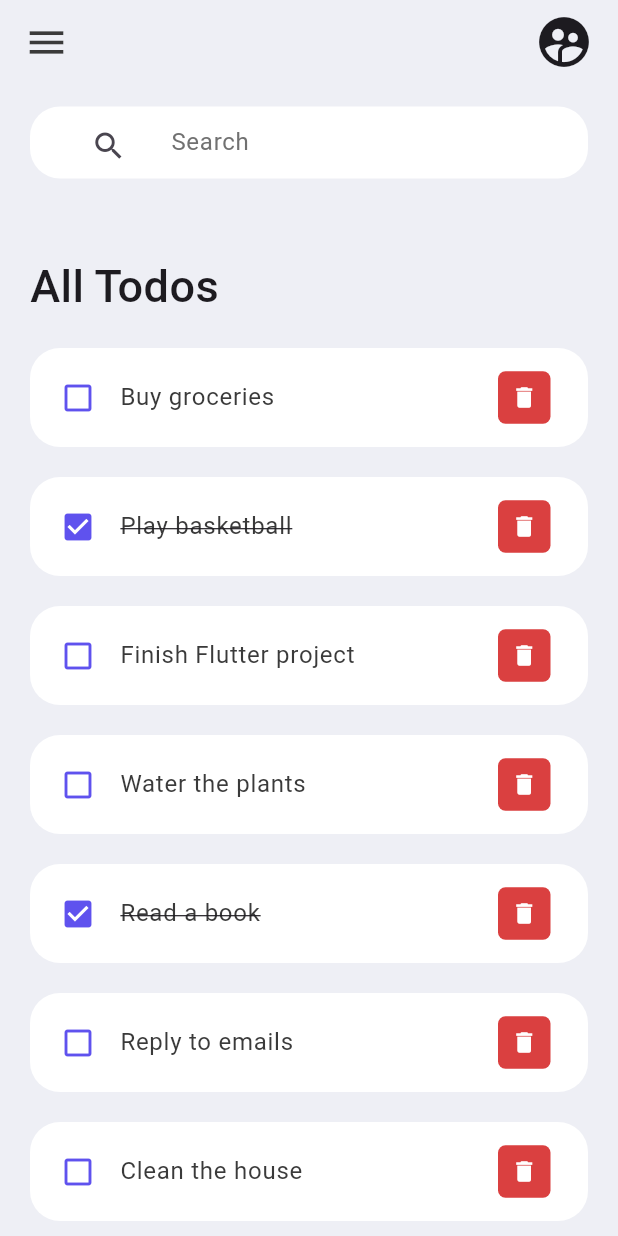
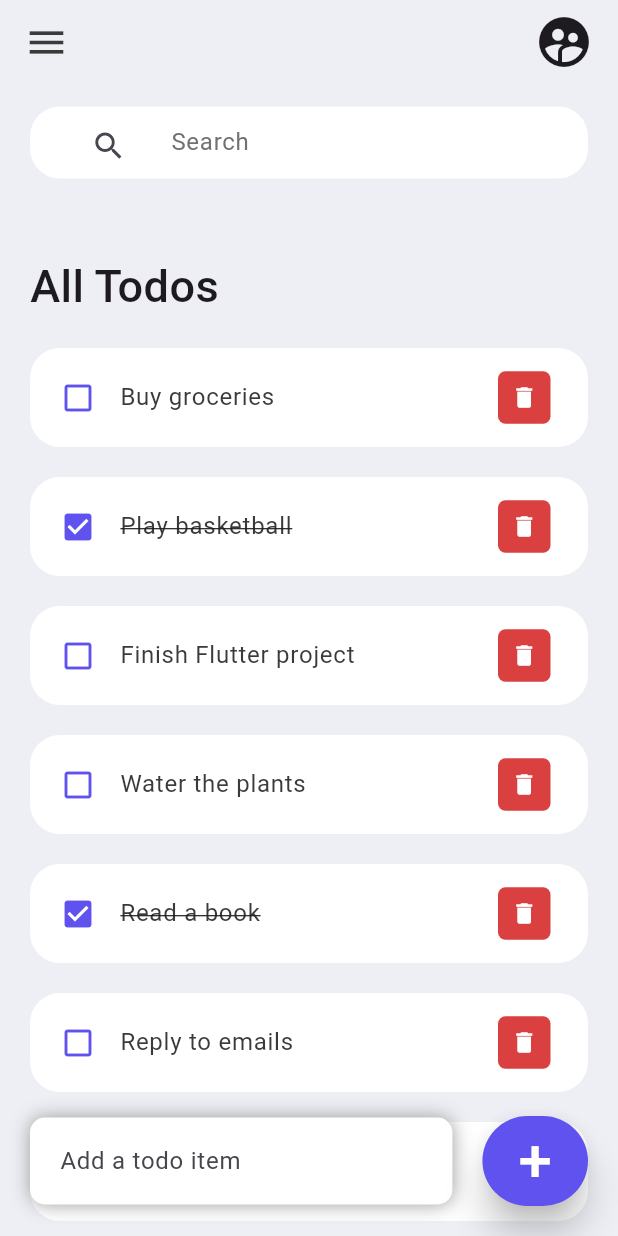
Before and after one commit to Bijen2004/flutter_todo, a Flutter app: the screen it shows after launch, on a phone screen of 412 x 824 dp. Run offline on Flutter 3.47's test engine with Material 3 defaults, Android fonts, the phone set to English and light mode, and no system bars.

Commit message:
crud completed

```diff
--- a/lib/views/Home.dart
+++ b/lib/views/Home.dart
@@ -3,17 +3,24 @@ import 'package:flutter_todo/constants/colors.dart';
 import 'package:flutter_todo/model/todo.dart';
 import 'package:flutter_todo/widgets/todo_item.dart';
 
-class Home extends StatelessWidget {
+class Home extends StatefulWidget {
   Home({super.key});
 
+  @override
+  State<Home> createState() => _HomeState();
+}
+
+class _HomeState extends State<Home> {
   final todosList = ToDo.todoList();
+  final todoController = TextEditingController();
 
   @override
   Widget build(BuildContext context) {
     return Scaffold(
       backgroundColor: tdBGColor,
       appBar:buildAppBar(),
-      body: Container(
+      body: Stack(
+        children: [Container(
           padding: EdgeInsets.symmetric(horizontal: 20,vertical: 15),
           child: Column(
             children: [
@@ -31,14 +38,89 @@ class Home extends StatelessWidget {
                       ),
                     ),
                   ),
-                for (ToDo todo in todosList)
-                TodoItem(todo: todo)
+                  for (ToDo todoo in todosList)
+                  TodoItem(
+                    todo: todoo,
+                    onTodoChanged: handleTodoChange,
+                    onDeleteItem: deleteTodoItem,
+                  )
                 ],
               )),
             ],
           ),
+        ),Align(
+          alignment: Alignment.bottomCenter,
+          child: Row(
+            children: [
+              Expanded(child: Container(
+                margin: EdgeInsets.only(
+                  bottom: 20,
+                  right: 20,
+                  left: 20,
+                ),
+                padding: EdgeInsets.symmetric(
+                  horizontal: 20,
+                  vertical: 5
+                ),
+                decoration: BoxDecoration(
+                  color: Colors.white,
+                  boxShadow: const [BoxShadow(
+                    color: Colors.grey,
+                    offset: Offset(0, 0),
+                    blurRadius: 10.0,
+                    spreadRadius: 0
+                  ),],
+                  borderRadius: BorderRadius.circular(10)
+                ),
+                child: TextField(
+                  controller: todoController,
+                  decoration: InputDecoration(
+                    hintText: 'Add a todo item',
+                    border: InputBorder.none
+                  ),
+                ),
+              ),
+              ),
+              Container(
+                margin: EdgeInsets.only(bottom:20,right: 20),
+                child: ElevatedButton(
+                    onPressed: (){
+                      addTodo(todoController.text);
+                    },
+                    child: Text('+',style: TextStyle(fontSize: 40,color: Colors.white),),
+                  style: ElevatedButton.styleFrom(
+                    backgroundColor: tdBlue,
+                    minimumSize: Size(60, 60),
+                    elevation: 10,
+                  ),
+                ),
+
+              )
+            ],
+          ),
+        )
+        ]
       ),
     );
+  }
+
+  void addTodo(String toDo){
+    setState(() {
+      todosList.add(ToDo(id:DateTime.now().millisecondsSinceEpoch.toString(),todoText: toDo));
+    });
+    todoController.clear();
+  }
+
+  void deleteTodoItem(String id){
+    setState(() {
+      todosList.removeWhere((item)=>item.id == id);
+    });
+  }
+
+  void handleTodoChange(ToDo todo){
+    setState(() {
+      todo.isDone = !todo.isDone;
+    });
   }
 
   Widget searchBox(){
--- a/lib/widgets/todo_item.dart
+++ b/lib/widgets/todo_item.dart
@@ -5,8 +5,10 @@ import 'package:flutter_todo/model/todo.dart';
 class TodoItem extends StatelessWidget {
 
   final ToDo todo;
+  final onTodoChanged;
+  final onDeleteItem;
 
-  const TodoItem({super.key,required this.todo});
+  const TodoItem({super.key,required this.todo, required this.onDeleteItem, required this.onTodoChanged});
 
   @override
   Widget build(BuildContext context) {
@@ -15,7 +17,7 @@ class TodoItem extends StatelessWidget {
       child: ListTile(
         contentPadding: EdgeInsets.symmetric(horizontal: 20,vertical: 5),
         onTap: (){
-          print('Clicked on Item');
+          onTodoChanged(todo);
         },
         shape: RoundedRectangleBorder(
           borderRadius: BorderRadius.circular(20),
@@ -35,7 +37,7 @@ class TodoItem extends StatelessWidget {
           ),
           child: IconButton(
               onPressed: (){
-                print('delete icon pressed');
+                onDeleteItem(todo.id);
               },
               icon: Icon(Icons.delete),
               color: Colors.white,
```
Lines whose indentation alone changed are shown as unchanged.
